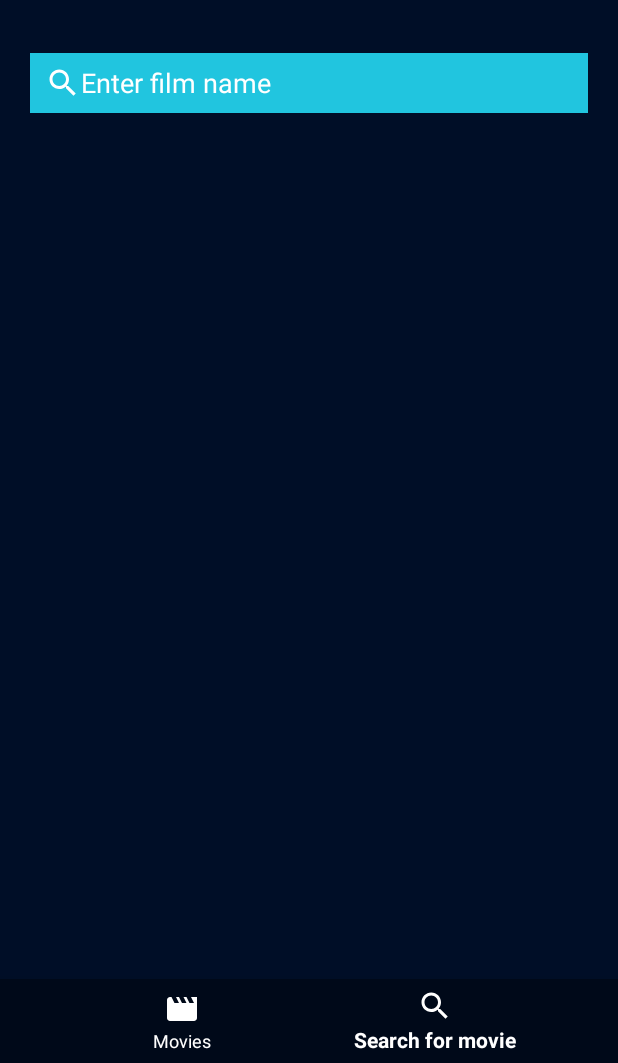
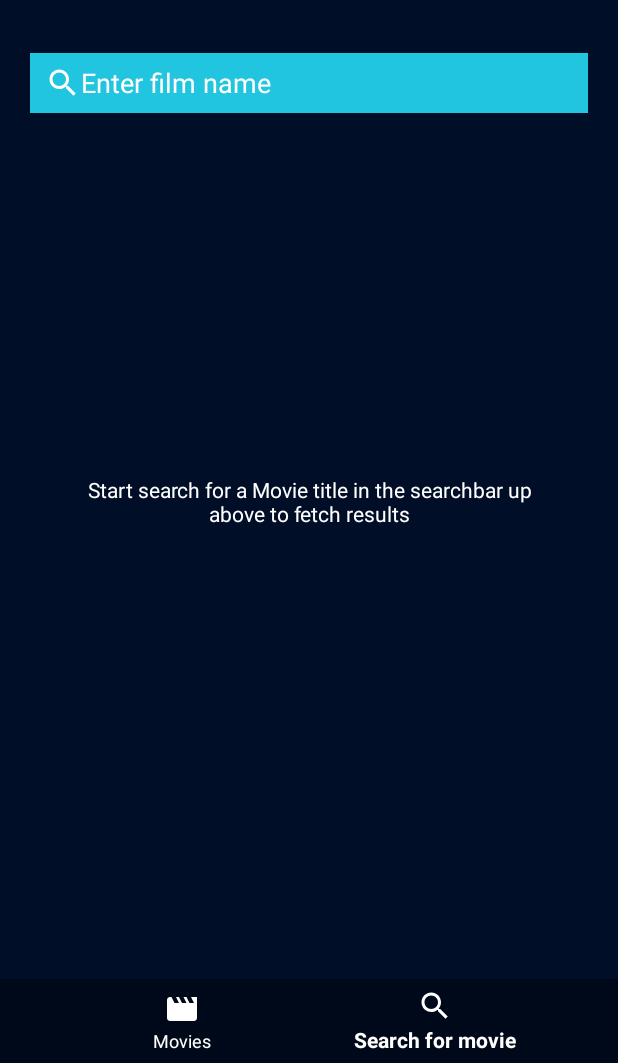
Before and after one commit to falcofemoralis/Mobile-Film-Tracker, an Android app: the screen it shows after launch (MainActivity), item 2 of the bottom bar chosen, on a phone screen of 412 x 824 dp, the part 173-1236 px from its top. Run offline under Robolectric (Android 15) with nearby library versions, the phone set to English and light mode, and no system bars; 16 statements that could not run were skipped.

Commit message:
Improved search

```diff
--- a/app/src/main/java/com/vladyslav/offlinefilmtracker/Fragments/SearchFragment.java
+++ b/app/src/main/java/com/vladyslav/offlinefilmtracker/Fragments/SearchFragment.java
@@ -2,6 +2,8 @@ package com.vladyslav.offlinefilmtracker.Fragments;
 
 import android.content.Context;
 import android.os.Bundle;
+import android.os.Handler;
+import android.os.Looper;
 import android.view.KeyEvent;
 import android.view.LayoutInflater;
 import android.view.View;
@@ -11,7 +13,9 @@ import android.view.inputmethod.InputMethodManager;
 import android.widget.AdapterView;
 import android.widget.ArrayAdapter;
 import android.widget.AutoCompleteTextView;
+import android.widget.LinearLayout;
 import android.widget.TextView;
+import android.widget.Toast;
 
 import androidx.fragment.app.Fragment;
 
@@ -26,6 +30,7 @@ public class SearchFragment extends Fragment {
     View view;
     AutoCompleteTextView editText;
     InputMethodManager imm;
+    LinearLayout hintLayout;
 
     @Override
     public void onCreate(Bundle savedInstanceState) {
@@ -35,15 +40,22 @@ public class SearchFragment extends Fragment {
     @Override
     public View onCreateView(LayoutInflater inflater, ViewGroup container,
                              Bundle savedInstanceState) {
+        if (view == null) {
             view = inflater.inflate(R.layout.fragment_search, container, false);
             editText = view.findViewById(R.id.fragment_search_act_suggest);
             imm = (InputMethodManager) getActivity().getSystemService(Context.INPUT_METHOD_SERVICE);
+            hintLayout = view.findViewById(R.id.fragment_search_ll_hint);
 
+            final Handler mHandler = new Handler(Looper.getMainLooper());
+
+            //создаем поток
+            (new Thread() {
+                public void run() {
                     final HashMap<String, String> films = DatabaseManager.getInstance(getContext()).getAllFilms();
                     ArrayList<String> filmsTitles = new ArrayList<>(films.keySet());
-        ArrayAdapter<String> adapter = new ArrayAdapter<>(getContext(),
-                R.layout.custom_list_item, R.id.text_view_list_item, filmsTitles);
-
+                    final ArrayAdapter<String> adapter = new ArrayAdapter<>(getContext(), R.layout.custom_list_item, R.id.text_view_list_item, filmsTitles);
+                    mHandler.post(new Runnable() {
+                        public void run() {
                             editText.setAdapter(adapter);
                             editText.setOnItemClickListener(new AdapterView.OnItemClickListener() {
                                 @Override
@@ -52,19 +64,33 @@ public class SearchFragment extends Fragment {
 
                                     String titleId = films.get(editText.getText().toString());
                                     Film film = DatabaseManager.getInstance(getContext()).getFilmByTitleId(titleId);
+                                    hintLayout.setVisibility(View.GONE);
                                     getParentFragmentManager().beginTransaction().replace(R.id.fragment_search_fragment_container, FilmFragment.newInstance(film)).commit();
                                 }
                             });
                             editText.setOnEditorActionListener(new TextView.OnEditorActionListener() {
                                 @Override
                                 public boolean onEditorAction(TextView v, int actionId, KeyEvent event) {
-                if ((actionId == EditorInfo.IME_ACTION_DONE)) {
+                                    if ((actionId == EditorInfo.IME_ACTION_DONE || actionId == EditorInfo.IME_ACTION_NEXT)) {
                                         editText.dismissDropDown();
-                    getParentFragmentManager().beginTransaction().replace(R.id.fragment_search_fragment_container, CategoryFragment.newInstance(editText.getText().toString(), false)).commit();
+                                        String text = editText.getText().toString();
+                                        if(text.equals("")) {
+                                            Toast.makeText(getContext(), "Enter film name!", Toast.LENGTH_SHORT).show();
+                                        }else {
+                                            hintLayout.setVisibility(View.GONE);
+                                            getParentFragmentManager().beginTransaction().replace(R.id.fragment_search_fragment_container, CategoryFragment.newInstance(text, false)).commit();
+                                        }
+
                                     }
                                     return false;
                                 }
                             });
+                        }
+                    });
+                }
+
+            }).start();
+        }
         return view;
     }
 }
--- a/app/src/main/res/layout/fragment_search.xml
+++ b/app/src/main/res/layout/fragment_search.xml
@@ -3,7 +3,7 @@
     xmlns:tools="http://schemas.android.com/tools"
     android:id="@+id/fragment_search_ll_main"
     android:layout_width="match_parent"
-    android:layout_height="wrap_content"
+    android:layout_height="match_parent"
     android:orientation="vertical"
     tools:context=".Fragments.SearchFragment">
 
@@ -13,7 +13,7 @@
         android:layout_height="40dp"
         android:layout_margin="20dp"
         android:background="@color/main_color_2"
-        android:completionThreshold="1"
+        android:completionThreshold="3"
         android:drawableStart="@drawable/ic_baseline_search_24"
         android:drawableTint="@color/white"
         android:hint="Enter film name"
@@ -27,4 +27,21 @@
         android:layout_width="match_parent"
         android:layout_height="wrap_content" />
 
+    <LinearLayout
+        android:id="@+id/fragment_search_ll_hint"
+        android:layout_width="match_parent"
+        android:layout_height="478dp"
+        android:orientation="vertical">
+
+        <TextView
+            android:id="@+id/textView"
+            android:layout_width="match_parent"
+            android:layout_height="match_parent"
+            android:layout_marginStart="50dp"
+            android:layout_marginEnd="50dp"
+            android:gravity="center"
+            android:text="Start search for a Movie title in the searchbar up above to fetch results"
+            android:textColor="@color/white" />
+    </LinearLayout>
+
 </LinearLayout>
```
Lines whose indentation alone changed are shown as unchanged.
